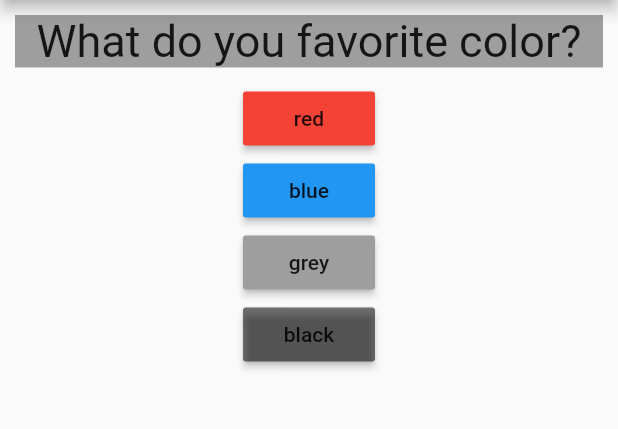
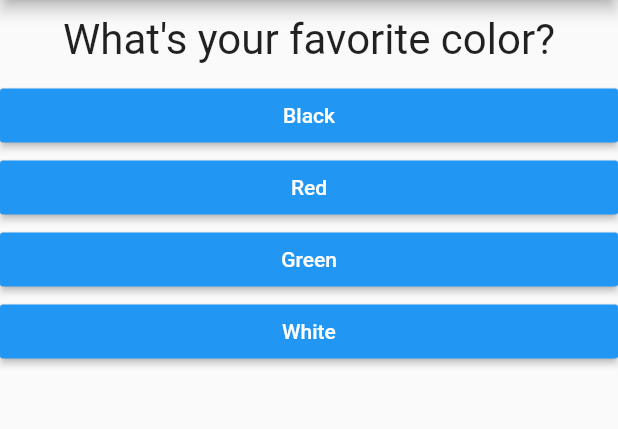
Before and after one commit to GianclaudioCarella/uzimo_one, a Flutter app: the screen it shows after launch, on a phone screen of 412 x 824 dp, the part 84-513 px from its top. Run offline on Flutter 3.47's test engine with Material 2 defaults, Android fonts, the phone set to English and light mode, and no system bars; our stand-ins replace logger.

Commit message:
Refactoring and add logging

```diff
--- a/lib/answer.dart
+++ /dev/null
@@ -1,44 +0,0 @@
-import 'package:flutter/material.dart';
-
-class Answer extends StatelessWidget {
-  @override
-  Widget build(BuildContext context) {
-    return Container(
-      child: Column(
-        children: <Widget>[
-          buildRaisedButton(context, 'red', Colors.red),
-          buildRaisedButton(context, 'blue', Colors.blue),
-          buildRaisedButton(context, 'grey', Colors.grey),
-          buildRaisedButton(context, 'black', Colors.black54)
-          ],
-      ),
-    );
-  }
-
-  RaisedButton buildRaisedButton(BuildContext context, String value, Color color) {
-    return RaisedButton(
-      color: color,
-      child: Text(value),
-      onPressed: (){
-        print('You choose '+ value);
-        return AlertDialog(
-          title: Text('Are you sure?'),
-          actions: <Widget>[
-            RaisedButton(
-              child: Text('Yes'),
-              onPressed: () {
-                Navigator.of(context).pop();
-              },
-            ),
-            RaisedButton(
-              child: Text('No'),
-              onPressed: () {
-                Navigator.of(context).pop();
-              },
-            ),
-          ],
-        );
-      },
-    );
-  }
-}
--- /dev/null
+++ b/lib/common/logger.dart
@@ -0,0 +1,16 @@
+import 'package:logger/logger.dart';
+
+class UzimoLogPrinter extends LogPrinter{
+  final String className;
+
+  UzimoLogPrinter(this.className);
+
+  @override
+  void log(LogEvent event) {
+    var level = event.level;
+    var color = PrettyPrinter.levelColors[level];
+    var emoji = PrettyPrinter.levelEmojis[level];
+    var message = event.message;
+    println(color('$emoji $className - $message'));
+  }
+}
--- a/lib/main.dart
+++ b/lib/main.dart
@@ -1,31 +1,95 @@
 import 'package:flutter/material.dart';
-import './answer.dart';
-import './question.dart';
+import 'package:logger/logger.dart';
 
-void main() {
-  runApp(MyApp());
-}
+// APP IMPORTS
+import './common/logger.dart';
+import './widgets/quiz.dart';
+import './widgets/result.dart';
+
+void main() => runApp(MyApp());
 
 class MyApp extends StatefulWidget {
   @override
-  _MyAppState createState() => _MyAppState();
+  State<StatefulWidget> createState() {
+    return _MyAppState();
+  }
 }
 
 class _MyAppState extends State<MyApp> {
+  final log = Logger(
+    printer: UzimoLogPrinter('MyApp')
+  );
+
+  final _questions = _getQuestions();
+  var _questionIndex = 0;
+  var _totalScore = 0;
+
+  void _resetQuiz() {
+    setState(() {
+      _questionIndex = 0;
+      _totalScore = 0;
+    });
+  }
+
+  void _answerQuestion(int score) {
+    _totalScore += score;
+
+    setState(() {
+      _questionIndex = _questionIndex + 1;
+    });
+    print(_questionIndex);
+    if (_questionIndex < _questions.length) {
+      print('We have more questions!');
+    } else {
+      print('No more questions!');
+    }
+  }
+
+  static _getQuestions(){
+    return [{
+      'questionText': 'What\'s your favorite color?',
+      'answers': [
+        {'text': 'Black', 'score': 10},
+        {'text': 'Red', 'score': 5},
+        {'text': 'Green', 'score': 3},
+        {'text': 'White', 'score': 1},
+      ],
+    },
+    {
+      'questionText': 'What\'s your favorite animal?',
+      'answers': [
+        {'text': 'Rabbit', 'score': 3},
+        {'text': 'Snake', 'score': 11},
+        {'text': 'Elephant', 'score': 5},
+        {'text': 'Lion', 'score': 9},
+      ],
+    },
+    {
+      'questionText': 'Who\'s your favorite instructor?',
+      'answers': [
+        {'text': 'Max', 'score': 1},
+        {'text': 'Max', 'score': 1},
+        {'text': 'Max', 'score': 1},
+        {'text': 'Max', 'score': 1},
+      ],
+    }];
+  }
+
   @override
   Widget build(BuildContext context) {
+
     return MaterialApp(
       home: Scaffold(
         appBar: AppBar(
           title: Text('uzimo-one'),
         ),
-        body: Container(
-            child: Column(
-          children: <Widget>[
-            Question('What do you favorite color?'),
-            Answer(),
-          ],
-        )),
+        body: _questionIndex < _questions.length
+            ? Quiz(
+                answerQuestion: _answerQuestion,
+                questionIndex: _questionIndex,
+                questions: _questions,
+              )
+            : Result(_totalScore, _resetQuiz),
       ),
     );
   }
--- a/lib/question.dart
+++ /dev/null
@@ -1,21 +0,0 @@
-import 'package:flutter/material.dart';
-
-class Question extends StatelessWidget {
-  final String question;
-
-  Question(this.question);
-
-  @override
-  Widget build(BuildContext context) {
-    return Container(
-      margin: EdgeInsets.all(10.0),
-      color: Colors.grey,
-      width: double.infinity,
-      child: Text(
-        question,
-        style: TextStyle(fontSize: 30),
-        textAlign: TextAlign.center,
-      ),
-    );
-  }
-}
--- /dev/null
+++ b/lib/widgets/answer.dart
@@ -0,0 +1,21 @@
+import 'package:flutter/material.dart';
+
+class Answer extends StatelessWidget {
+  final Function selectHandler;
+  final String answerText;
+
+  Answer(this.selectHandler, this.answerText);
+
+  @override
+  Widget build(BuildContext context) {
+    return Container(
+      width: double.infinity,
+      child: RaisedButton(
+        color: Colors.blue,
+        textColor: Colors.white,
+        child: Text(answerText),
+        onPressed: selectHandler,
+      ),
+    );
+  }
+}
--- /dev/null
+++ b/lib/widgets/question.dart
@@ -0,0 +1,20 @@
+import 'package:flutter/material.dart';
+
+class Question extends StatelessWidget {
+  final String questionText;
+
+  Question(this.questionText);
+
+  @override
+  Widget build(BuildContext context) {
+    return Container(
+      width: double.infinity,
+      margin: EdgeInsets.all(10),
+      child: Text(
+        questionText,
+        style: TextStyle(fontSize: 28),
+        textAlign: TextAlign.center,
+      ),
+    );
+  }
+}
--- /dev/null
+++ b/lib/widgets/quiz.dart
@@ -0,0 +1,30 @@
+import 'package:flutter/material.dart';
+
+import './question.dart';
+import './answer.dart';
+
+class Quiz extends StatelessWidget {
+  final List<Map<String, Object>> questions;
+  final int questionIndex;
+  final Function answerQuestion;
+
+  Quiz({
+    @required this.questions,
+    @required this.answerQuestion,
+    @required this.questionIndex,
+  });
+
+  @override
+  Widget build(BuildContext context) {
+    return Column(
+      children: [
+        Question(
+          questions[questionIndex]['questionText'],
+        ),
+        ...(questions[questionIndex]['answers'] as List<Map<String, Object>>).map((answer) {
+          return Answer(() => answerQuestion(answer['score']), answer['text']);
+        }).toList()
+      ],
+    );
+  }
+}
--- a/pubspec.yaml
+++ b/pubspec.yaml
@@ -20,9 +20,11 @@ dependencies:
   flutter:
     sdk: flutter
 
+
   # The following adds the Cupertino Icons font to your application.
   # Use with the CupertinoIcons class for iOS style icons.
   cupertino_icons: ^0.1.2
+  logger: ^0.7.0+2
 
 dev_dependencies:
   flutter_test:
```
Also changed, not shown: lib/widgets/result.dart (added, +49 -0 lines), pubspec.lock, 14 other files.
